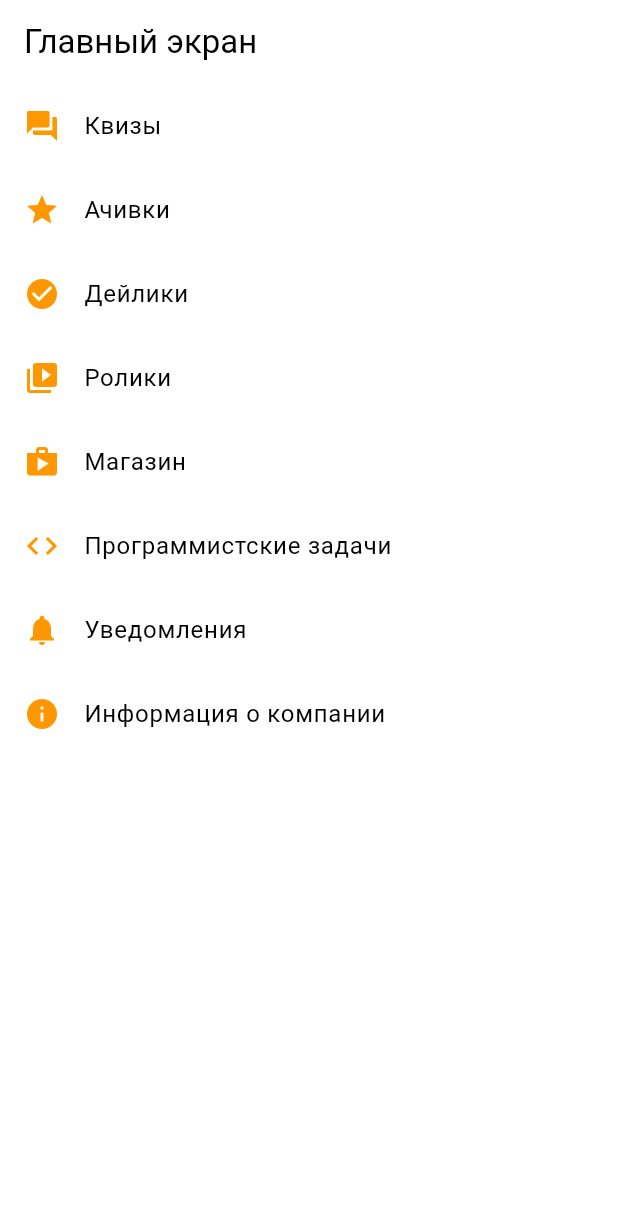
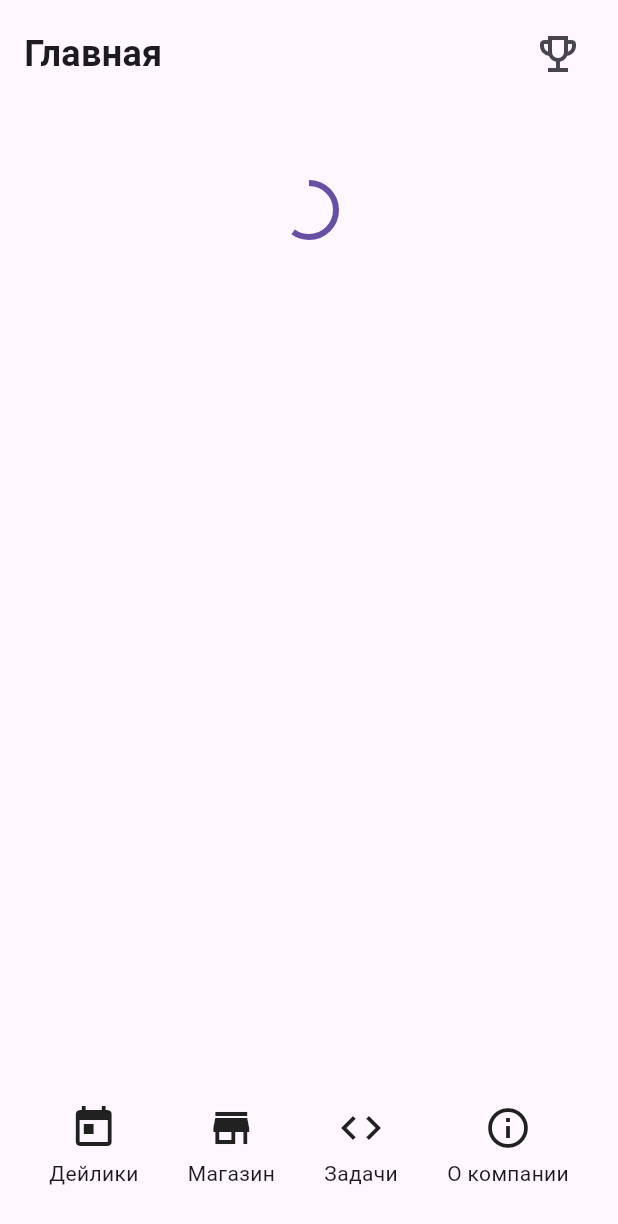
Before and after one commit to TwiLightDM/neoflex_quest, a Flutter app: the screen it shows after launch, on a phone screen of 412 x 824 dp. Shown: the top 1224 px of the screen. Run offline on Flutter 3.47's test engine with Material 3 defaults, Android fonts, the phone set to English and light mode, and no system bars.

Commit message:
+ Изменена home page

```diff
--- a/lib/pages/home_page.dart
+++ b/lib/pages/home_page.dart
@@ -1,62 +1,191 @@
 import 'package:flutter/material.dart';
-import 'quiz_page.dart';
-import 'achievements_page.dart';
-import 'daily_tasks_page.dart';
-import 'video_page.dart';
-import 'shop_page.dart';
-import 'programming_tasks_page.dart';
-import 'notifications_page.dart';
-import 'company_info_page.dart';
+
 
 class HomePage extends StatelessWidget {
+  const HomePage({super.key});
+
+  @override
+  Widget build(BuildContext context) {
+    return MaterialApp(
+      title: 'Главная',
+      theme: ThemeData(
+        primarySwatch: Colors.blue,
+      ),
+      home: const HomeScreen(),
+      routes: {
+        '/achievements': (_) => const AchievementsPage(),
+        '/daily': (_) => const DailyTasksPage(),
+        '/shop': (_) => const ShopPage(),
+        '/tasks': (_) => const ProgrammingTasksPage(),
+        '/company': (_) => const CompanyInfoPage(),
+      },
+    );
+  }
+}
+
+class HomeScreen extends StatelessWidget {
+  const HomeScreen({super.key});
+
   @override
   Widget build(BuildContext context) {
     return Scaffold(
-      appBar: AppBar(title: Text("Главный экран")),
-      body: ListView(
+      body: SafeArea(
+        child: Column(
           children: [
-          ListTile(
-            leading: Icon(Icons.question_answer, color: Colors.orange),
-            title: Text("Квизы"),
-            onTap: () => Navigator.push(context, MaterialPageRoute(builder: (_) => QuizPage())),
+            // Верхняя панель
+            Padding(
+              padding: const EdgeInsets.symmetric(horizontal: 16.0, vertical: 12.0),
+              child: Row(
+                mainAxisAlignment: MainAxisAlignment.spaceBetween,
+                children: [
+                  const Text(
+                    'Главная',
+                    style: TextStyle(fontSize: 24, fontWeight: FontWeight.bold),
                   ),
-          ListTile(
-            leading: Icon(Icons.star, color: Colors.orange),
-            title: Text("Ачивки"),
-            onTap: () => Navigator.push(context, MaterialPageRoute(builder: (_) => AchievementsPage())),
+                  IconButton(
+                    icon: const Icon(Icons.emoji_events_outlined),
+                    iconSize: 32, // <-- добавлено
+                    onPressed: () {
+                      Navigator.pushNamed(context, '/achievements');
+                    },
                   ),
-          ListTile(
-            leading: Icon(Icons.check_circle, color: Colors.orange),
-            title: Text("Дейлики"),
-            onTap: () => Navigator.push(context, MaterialPageRoute(builder: (_) => DailyTasksPage())),
+                ],
               ),
-          ListTile(
-            leading: Icon(Icons.video_collection, color: Colors.orange),
-            title: Text("Ролики"),
-            onTap: () => Navigator.push(context, MaterialPageRoute(builder: (_) => VideoPage())),
             ),
-          ListTile(
-            leading: Icon(Icons.shop, color: Colors.orange),
-            title: Text("Магазин"),
-            onTap: () => Navigator.push(context, MaterialPageRoute(builder: (_) => ShopPage())),
+
+            const SizedBox(height: 50),
+
+            // Прогресс-бар
+            const Center(
+              child: CircularProgressIndicator(
+                value: 0.6,
               ),
-          ListTile(
-            leading: Icon(Icons.code, color: Colors.orange),
-            title: Text("Программистские задачи"),
-            onTap: () => Navigator.push(context, MaterialPageRoute(builder: (_) => ProgrammingTasksPage())),
             ),
-          ListTile(
-            leading: Icon(Icons.notifications, color: Colors.orange),
-            title: Text("Уведомления"),
-            onTap: () => Navigator.push(context, MaterialPageRoute(builder: (_) => NotificationsPage())),
+
+            const Spacer(),
+
+            // Горизонтальные кнопки с иконками
+            Padding(
+              padding: const EdgeInsets.only(bottom: 32.0),
+              child: Row(
+                mainAxisAlignment: MainAxisAlignment.spaceEvenly,
+                children: [
+                  _HomeIconButton(
+                    icon: Icons.today,
+                    label: 'Дейлики',
+                    onTap: () => Navigator.pushNamed(context, '/daily'),
                   ),
-          ListTile(
-            leading: Icon(Icons.info, color: Colors.orange),
-            title: Text("Информация о компании"),
-            onTap: () => Navigator.push(context, MaterialPageRoute(builder: (_) => CompanyInfoPage())),
+                  _HomeIconButton(
+                    icon: Icons.store,
+                    label: 'Магазин',
+                    onTap: () => Navigator.pushNamed(context, '/shop'),
                   ),
+                  _HomeIconButton(
+                    icon: Icons.code,
+                    label: 'Задачи',
+                    onTap: () => Navigator.pushNamed(context, '/tasks'),
+                  ),
+                  _HomeIconButton(
+                    icon: Icons.info_outline,
+                    label: 'О компании',
+                    onTap: () => Navigator.pushNamed(context, '/company'),
+                  ),
+                ],
+              ),
+            ),
+          ],
+        ),
+      ),
+    );
+  }
+}
+
+// Виджет для кнопок с иконкой и подписью
+class _HomeIconButton extends StatelessWidget {
+  final IconData icon;
+  final String label;
+  final VoidCallback onTap;
+
+  const _HomeIconButton({
+    required this.icon,
+    required this.label,
+    required this.onTap,
+  });
+
+  @override
+  Widget build(BuildContext context) {
+    return GestureDetector(
+      onTap: onTap,
+      child: Column(
+        mainAxisSize: MainAxisSize.min,
+        children: [
+          Icon(icon, size: 32),
+          const SizedBox(height: 4),
+          Text(label),
         ],
       ),
     );
   }
 }
+
+// Все страницы-заглушки внутри файла
+class AchievementsPage extends StatelessWidget {
+  const AchievementsPage({super.key});
+
+  @override
+  Widget build(BuildContext context) {
+    return Scaffold(
+      appBar: AppBar(title: const Text('Ачивки')),
+      body: const Center(child: Text('Achievements page')),
+    );
+  }
+}
+
+class DailyTasksPage extends StatelessWidget {
+  const DailyTasksPage({super.key});
+
+  @override
+  Widget build(BuildContext context) {
+    return Scaffold(
+      appBar: AppBar(title: const Text('Дейлики')),
+      body: const Center(child: Text('Daily Tasks Page')),
+    );
+  }
+}
+
+class ShopPage extends StatelessWidget {
+  const ShopPage({super.key});
+
+  @override
+  Widget build(BuildContext context) {
+    return Scaffold(
+      appBar: AppBar(title: const Text('Магазин')),
+      body: const Center(child: Text('Shop Page')),
+    );
+  }
+}
+
+class ProgrammingTasksPage extends StatelessWidget {
+  const ProgrammingTasksPage({super.key});
+
+  @override
+  Widget build(BuildContext context) {
+    return Scaffold(
+      appBar: AppBar(title: const Text('Задачи')),
+      body: const Center(child: Text('Programming Tasks Page')),
+    );
+  }
+}
+
+class CompanyInfoPage extends StatelessWidget {
+  const CompanyInfoPage({super.key});
+
+  @override
+  Widget build(BuildContext context) {
+    return Scaffold(
+      appBar: AppBar(title: const Text('О компании')),
+      body: const Center(child: Text('Company Info Page')),
+    );
+  }
+
+}
```
Also changed, not shown: lib/assets/images/logo/logo.png (added), lib/assets/images/shop/notepad2.jpg (renamed from lib/assets/images/shop/notepad2jpg.jpg). Lines whose indentation alone changed are shown as unchanged.
